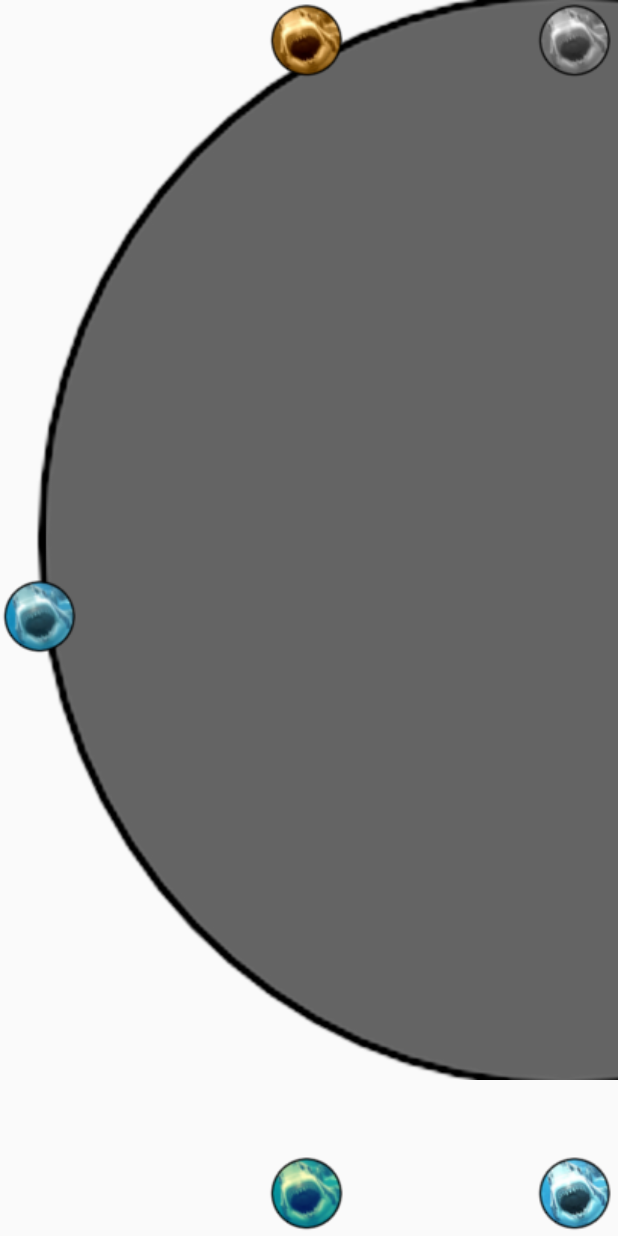
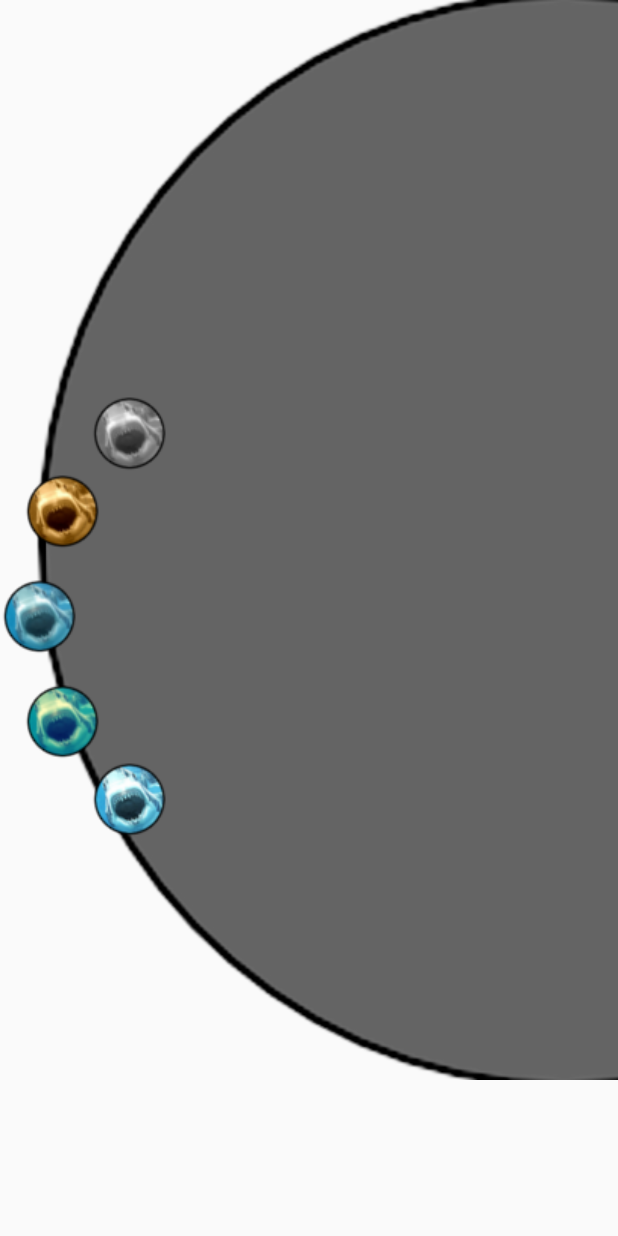
Before and after one commit to bradguner/flex-menus, an Android app: the layout fragment_menu.xml on its own in the app's theme, with its tools: preview values and no code run, on a phone screen of 412 x 824 dp. Run offline under Robolectric (Android 15) with nearby library versions, the phone set to English and light mode, and no system bars.

Commit message:
menu layouts are now finished

```diff
--- a/Menus/app/src/main/res/layout/fragment_menu.xml
+++ b/Menus/app/src/main/res/layout/fragment_menu.xml
@@ -18,41 +18,50 @@
     <ImageButton
         android:layout_width="wrap_content"
         android:layout_height="wrap_content"
+        android:id="@+id/filterNormal"
+        android:layout_gravity="left|center_vertical"
+        android:layout_marginRight="10dp"
+        android:background="@drawable/button_normal"
+        android:onClick="changeBgNormal"/>
+
+    <ImageButton
+        android:layout_width="wrap_content"
+        android:layout_height="wrap_content"
+        android:id="@+id/filterVintage"
+        android:layout_gravity="left|center_vertical"
+        android:layout_marginLeft="15dp"
+        android:layout_marginTop="70dp"
+        android:background="@drawable/button_vintage"
+        android:onClick="changeBgVintage"/>
+
+    <ImageButton
+        android:layout_width="wrap_content"
+        android:layout_height="wrap_content"
         android:id="@+id/filterBlackWhite"
-        android:layout_gravity="right|top"
+        android:layout_gravity="left|center_vertical"
+        android:layout_marginLeft="60dp"
+        android:layout_marginBottom="122dp"
         android:background="@drawable/button_blackwhite"
         android:onClick="changeBgBlackWhite"/>
 
     <ImageButton
         android:layout_width="wrap_content"
         android:layout_height="wrap_content"
-        android:id="@+id/filterNormal"
+        android:id="@+id/filterHarsh"
         android:layout_gravity="left|center_vertical"
-        android:background="@drawable/button_normal"
-        android:onClick="changeBgNormal"/>
+        android:layout_marginLeft="60dp"
+        android:layout_marginTop="122dp"
+        android:background="@drawable/button_harsh"
+        android:onClick="changeBgHarsh"/>
 
     <ImageButton
         android:layout_width="wrap_content"
         android:layout_height="wrap_content"
         android:id="@+id/filterSepia"
-        android:layout_gravity="center_horizontal|top"
+        android:layout_gravity="left|center_vertical"
+        android:layout_marginLeft="15dp"
+        android:layout_marginBottom="70dp"
         android:background="@drawable/button_sepia"
         android:onClick="changeBgSepia"/>
 
-    <ImageButton
-        android:layout_width="wrap_content"
-        android:layout_height="wrap_content"
-        android:id="@+id/filterVintage"
-        android:layout_gravity="center_horizontal|bottom"
-        android:background="@drawable/button_vintage"
-        android:onClick="changeBgVintage"/>
-
-    <ImageButton
-        android:layout_width="wrap_content"
-        android:layout_height="wrap_content"
-        android:id="@+id/filterHarsh"
-        android:layout_gravity="right|bottom"
-        android:background="@drawable/button_harsh"
-        android:onClick="changeBgHarsh"/>
-
 </FrameLayout>
```
Also changed, not shown: Menus/app/src/main/res/layout/fragment_main_menu.xml (+8 -3 lines).
